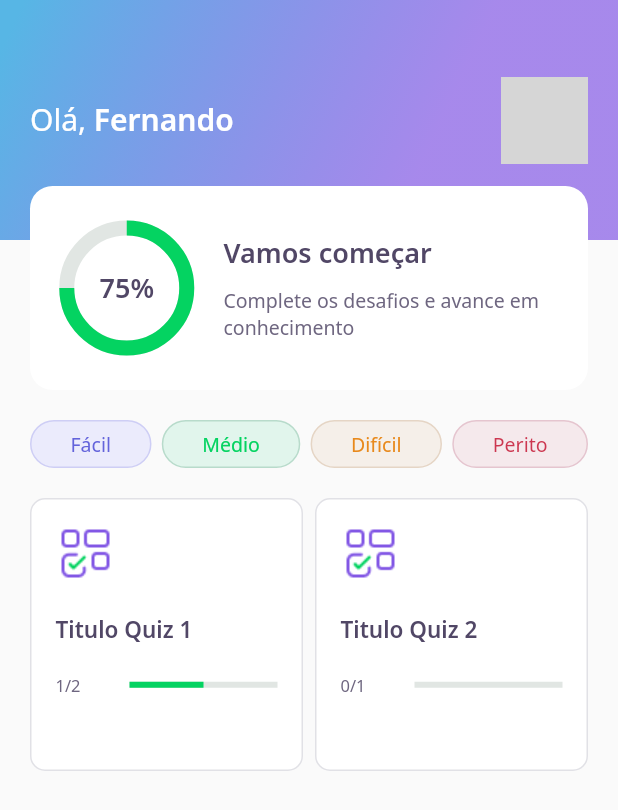
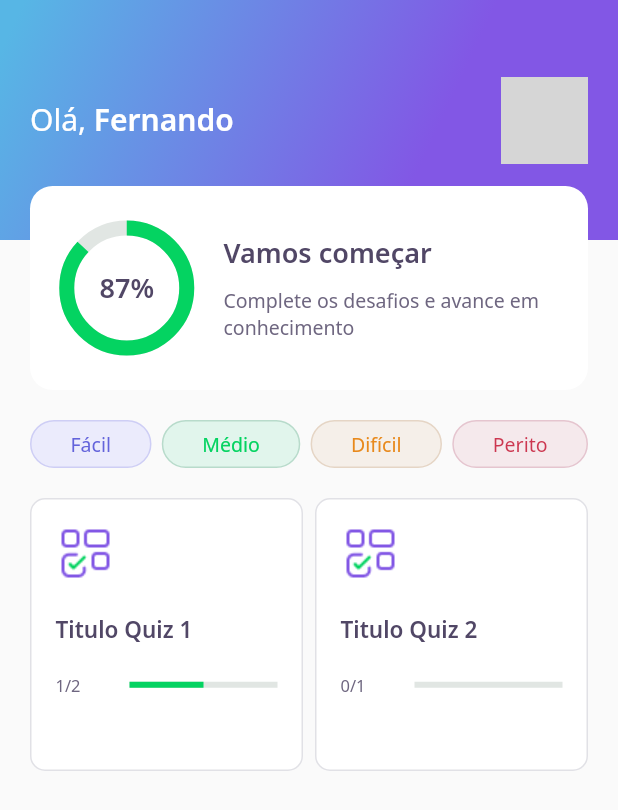
Before and after one commit to Fernando-Braulio/DevQuiz_NLW05, a Flutter app: the screen it shows after launch, on a phone screen of 412 x 824 dp. Shown: the top 810 px of the screen. Run offline on Flutter 3.47's test engine with Material 2 defaults, Android fonts, the phone set to English and light mode, and no system bars; our stand-ins replace google_fonts, share_plus; accounts and stored records are empty; network calls fail; grey boxes are pictures that could not be loaded.

Commit message:
Aula 05 - Surface Exploration

```diff
--- a/assets/database/user.json
+++ b/assets/database/user.json
@@ -1,5 +1,5 @@
 {
     "name": "Fernando",
-    "score": 75,
+    "score": 87,
     "photoUrl": "https://avatars.githubusercontent.com/u/44295487?v=4"
 }
--- a/lib/challenge/challenge_controller.dart
+++ b/lib/challenge/challenge_controller.dart
@@ -2,8 +2,8 @@ import 'package:flutter/foundation.dart';
 
 class ChallengeController {
   final currentPageNotifier = ValueNotifier<int>(1);
+  int get currentPage => currentPageNotifier.value;
+  set currentPage(int value) => currentPageNotifier.value = value;
 
-  int get currentPage => currentPageNotifier.value;
-
-  set currentPage(int value) => currentPageNotifier.value = value;
+  int qtdAwnserRight = 0;
 }
--- a/lib/challenge/widgets/awnser/awnser_widget.dart
+++ b/lib/challenge/widgets/awnser/awnser_widget.dart
@@ -5,7 +5,7 @@ import 'package:flutter/material.dart';
 class AwnserWidget extends StatelessWidget {
   final AwnserModel awnser;
   final bool isSelected;
-  final VoidCallback onTap;
+  final ValueChanged<bool> onTap;
   final bool disabled;
 
   const AwnserWidget(
@@ -40,7 +40,9 @@ class AwnserWidget extends StatelessWidget {
       child: IgnorePointer(
         ignoring: disabled,
         child: GestureDetector(
-          onTap: onTap,
+          onTap: () {
+            onTap(awnser.isRight);
+          },
           child: Container(
             padding: EdgeInsets.all(16),
             decoration: BoxDecoration(
--- a/lib/core/app_gradients.dart
+++ b/lib/core/app_gradients.dart
@@ -6,7 +6,8 @@ import 'package:flutter/material.dart';
 class AppGradients {
   static final linear = LinearGradient(colors: [
     Color(0xFF57B6E5),
-    Color.fromRGBO(130, 87, 229, 0.695),
+    // Color.fromRGBO(130, 87, 229, 0.695),
+    Color(0xFF8257E5),
   ], stops: [
     0.0,
     0.695
--- a/lib/core/app_widget.dart
+++ b/lib/core/app_widget.dart
@@ -1,5 +1,5 @@
-import 'package:DevQuiz/challenge/challenge_page.dart';
-import 'package:DevQuiz/home/home_page.dart';
+
+import 'package:DevQuiz/splash/splash_page.dart';
 import 'package:flutter/material.dart';
 
 class AppWidget extends StatelessWidget {
@@ -8,7 +8,7 @@ class AppWidget extends StatelessWidget {
     return MaterialApp(
       debugShowCheckedModeBanner: false,
       title: "DevQuiz",
-      home: HomePage(),
+      home: SplashPage(),
     );
   }
 }
--- a/lib/home/widgets/appbar/app_bar_widget.dart
+++ b/lib/home/widgets/appbar/app_bar_widget.dart
@@ -44,7 +44,12 @@ class AppBarWidget extends PreferredSize {
                     ],
                   ),
                 ),
-                Align(alignment: Alignment(0.0, 1.0), child: ScoreCardWidget()),
+                Align(
+                  alignment: Alignment(0.0, 1.0),
+                  child: ScoreCardWidget(
+                    percent: user.score / 100,
+                  ),
+                ),
               ],
             ),
           ),
--- a/lib/home/widgets/chart/chart_widget.dart
+++ b/lib/home/widgets/chart/chart_widget.dart
@@ -2,15 +2,42 @@ import 'package:DevQuiz/core/app_colors.dart';
 import 'package:DevQuiz/core/app_text_styles.dart';
 import 'package:flutter/material.dart';
 
-class ChartWidget extends StatelessWidget {
-  const ChartWidget({Key? key}) : super(key: key);
+class ChartWidget extends StatefulWidget {
+  final double percent;
+  const ChartWidget({Key? key, required this.percent}) : super(key: key);
+
+  @override
+  _ChartWidgetState createState() => _ChartWidgetState();
+}
+
+class _ChartWidgetState extends State<ChartWidget>
+    with SingleTickerProviderStateMixin {
+  late AnimationController _controller;
+  late Animation<double> _animation;
+
+  void _initAnimation() {
+    _controller =
+        AnimationController(vsync: this, duration: Duration(seconds: 3));
+    _animation =
+        Tween<double>(begin: 0.0, end: widget.percent).animate(_controller);
+    _controller.forward();
+  }
+
+  @override
+  void initState() {
+    // TODO: implement initState
+    super.initState();
+    _initAnimation();
+  }
 
   @override
   Widget build(BuildContext context) {
     return Container(
       height: 80,
       width: 80,
-      child: Stack(
+      child: AnimatedBuilder(
+        animation: _animation,
+        builder: (context, _) => Stack(
           children: [
             Center(
               child: Container(
@@ -18,7 +45,7 @@ class ChartWidget extends StatelessWidget {
                 width: 80,
                 child: CircularProgressIndicator(
                   strokeWidth: 10,
-                value: .75,
+                  value: _animation.value,
                   backgroundColor: AppColors.chartSecondary,
                   valueColor:
                       AlwaysStoppedAnimation<Color>(AppColors.chartPrimary),
@@ -27,12 +54,13 @@ class ChartWidget extends StatelessWidget {
             ),
             Center(
               child: Text(
-              "75%",
+                "${(_animation.value * 100).toInt()}%",
                 style: AppTextStyles.heading,
               ),
             ),
           ],
         ),
+      ),
     );
   }
 }
--- a/lib/home/widgets/score_card/score_card_widget.dart
+++ b/lib/home/widgets/score_card/score_card_widget.dart
@@ -3,7 +3,8 @@ import 'package:DevQuiz/home/widgets/chart/chart_widget.dart';
 import 'package:flutter/material.dart';
 
 class ScoreCardWidget extends StatelessWidget {
-  const ScoreCardWidget({Key? key}) : super(key: key);
+  final double percent;
+  const ScoreCardWidget({Key? key, required this.percent}) : super(key: key);
 
   @override
   Widget build(BuildContext context) {
@@ -20,7 +21,11 @@ class ScoreCardWidget extends StatelessWidget {
           child: Row(
             crossAxisAlignment: CrossAxisAlignment.center,
             children: [
-              Expanded(flex: 1, child: ChartWidget()),
+              Expanded(
+                  flex: 1,
+                  child: ChartWidget(
+                    percent: percent,
+                  )),
               Expanded(
                 flex: 3,
                 child: Padding(
--- a/pubspec.yaml
+++ b/pubspec.yaml
@@ -10,6 +10,7 @@ dependencies:
     sdk: flutter
   cupertino_icons: ^1.0.2
   google_fonts: ^2.0.0
+  share_plus: ^2.0.3
 
 dev_dependencies:
   flutter_test:
```
Also changed, not shown: lib/challenge/challenge_page.dart (+22 -3 lines), lib/challenge/widgets/next_button/next_button_widget.dart (+15 -0 lines), lib/challenge/widgets/quiz/quiz_widget.dart (+6 -4 lines), lib/home/home_page.dart (+5 -2 lines), lib/result/result_page.dart (added, +103 -0 lines), lib/splash/splash_page.dart (+7 -0 lines), pubspec.lock. Lines whose indentation alone changed are shown as unchanged.
